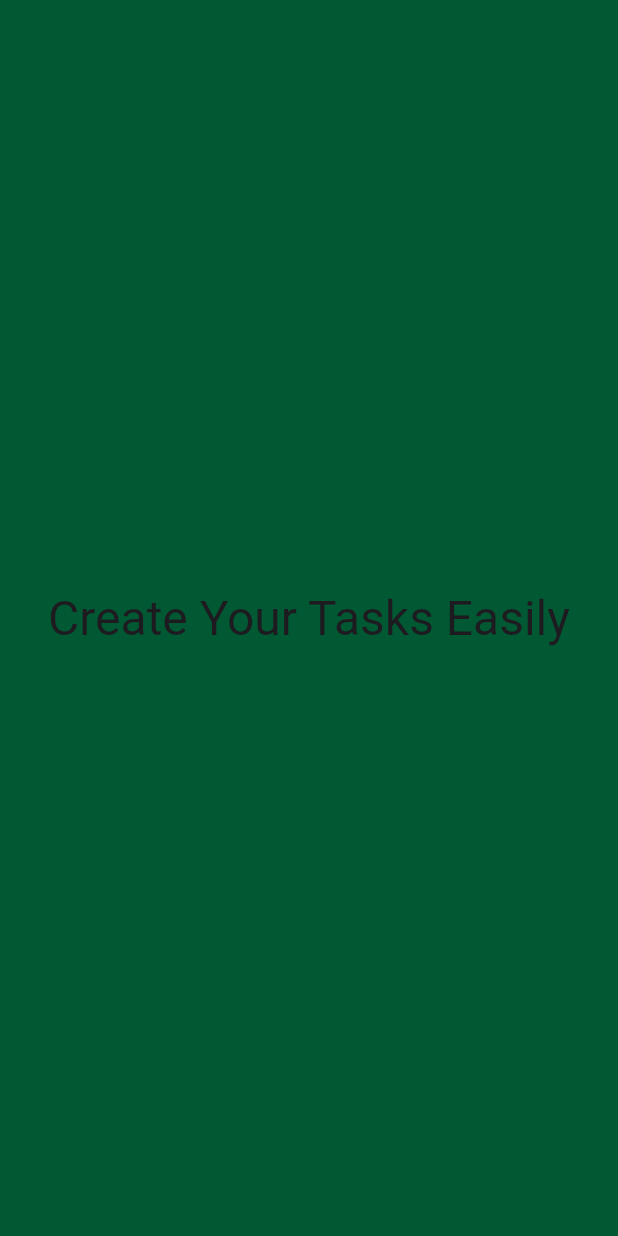
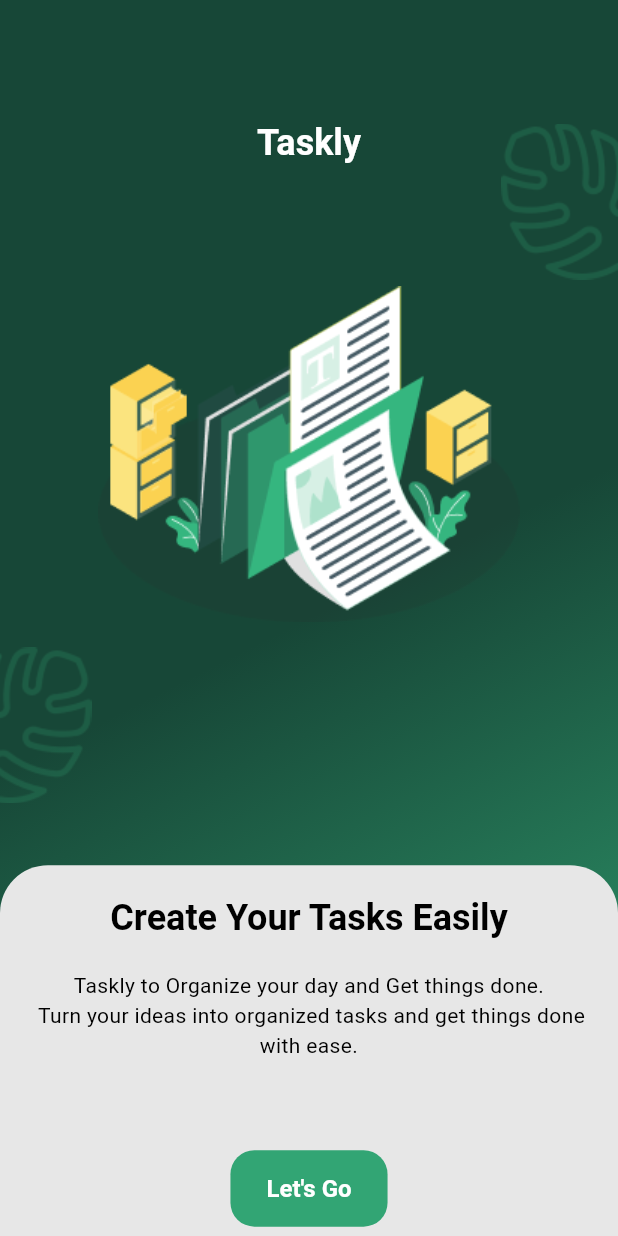
Before and after one commit to helkayal/EasyLearn-Sqflite, a Flutter app: the screen it shows after launch, on a phone screen of 412 x 824 dp. Run offline on Flutter 3.47's test engine with Material 3 defaults, Android fonts, the phone set to English and light mode, and no system bars.

Commit message:
onboarding screen

```diff
--- a/lib/core/theme/app_colors.dart
+++ b/lib/core/theme/app_colors.dart
@@ -3,7 +3,7 @@ import 'package:flutter/material.dart';
 abstract final class AppColors {
   static const whiteColor = Color(0xFFFFFFFF);
   static const blackColor = Color(0xFF000000);
-  static const darkGreenColor = Color(0xFF005933);
+  static const darkGreenColor = Color(0xFF174737);
   static const greenColor = Color(0xFF32A574);
   static const greyColor = Color(0xFFE7E7E7);
   static const redColor = Color(0xFFFF0000);
--- a/lib/core/theme/app_text_styles.dart
+++ b/lib/core/theme/app_text_styles.dart
@@ -22,6 +22,13 @@ abstract final class AppTextStyles {
     fontSize: 12,
     fontWeight: FontWeight.w400,
   );
+
+  static const TextStyle white24SemiBold = TextStyle(
+    color: AppColors.whiteColor,
+    fontSize: 24,
+    fontWeight: FontWeight.w600,
+  );
+
   static const TextStyle white16SemiBold = TextStyle(
     color: AppColors.whiteColor,
     fontSize: 16,
--- a/lib/core/theme/app_theme.dart
+++ b/lib/core/theme/app_theme.dart
@@ -11,14 +11,16 @@ abstract final class AppTheme {
       bodySmall: AppTextStyles.black12Regular,
       titleLarge: AppTextStyles.black24SemiBold,
       titleMedium: AppTextStyles.white16SemiBold,
+      headlineLarge: AppTextStyles.white24SemiBold,
     ),
     elevatedButtonTheme: ElevatedButtonThemeData(
       style: ElevatedButton.styleFrom(
         backgroundColor: AppColors.greenColor,
         foregroundColor: AppColors.whiteColor,
         shape: RoundedRectangleBorder(borderRadius: BorderRadius.circular(16)),
-        padding: const EdgeInsets.symmetric(vertical: 16),
+        padding: const EdgeInsets.symmetric(vertical: 16, horizontal: 24),
         textStyle: AppTextStyles.white16SemiBold,
+        elevation: 0,
       ),
     ),
   );
--- a/lib/core/utils/app_string.dart
+++ b/lib/core/utils/app_string.dart
@@ -10,6 +10,6 @@ class AppString {
 
   static const String splashTitle = "Create Your Tasks Easily";
   static const String splashText =
-      "Taskly to Organize your day and Get things done.";
+      "Taskly to Organize your day and Get things done. \n Turn your ideas into organized tasks and get things done with ease.";
   static const String splashButton = "Let's Go";
 }
--- /dev/null
+++ b/lib/features/home/screens/home_screen.dart
@@ -0,0 +1,10 @@
+import 'package:flutter/material.dart';
+
+class HomeScreen extends StatelessWidget {
+  const HomeScreen({super.key});
+
+  @override
+  Widget build(BuildContext context) {
+    return Scaffold(body: Center(child: Text('Home Screen')));
+  }
+}
--- a/lib/features/onboarding/onboarding_screen.dart
+++ b/lib/features/onboarding/onboarding_screen.dart
@@ -1,17 +1,52 @@
 import 'package:flutter/material.dart';
+import 'package:task13_sqflite/core/theme/app_colors.dart';
 import 'package:task13_sqflite/core/utils/app_string.dart';
+import 'package:task13_sqflite/features/onboarding/widgets/onboarding_text.dart';
 
 class OnboardingScreen extends StatelessWidget {
   const OnboardingScreen({super.key});
 
   @override
   Widget build(BuildContext context) {
+    final size = MediaQuery.of(context).size;
+
     return Scaffold(
-      body: Center(
-        child: Text(
-          AppString.splashTitle,
-          style: Theme.of(context).textTheme.headlineLarge,
-        ),
+      body: Stack(
+        children: [
+          Container(
+            decoration: const BoxDecoration(
+              gradient: LinearGradient(
+                begin: Alignment.topLeft,
+                end: Alignment.bottomRight,
+                colors: [AppColors.darkGreenColor, AppColors.greenColor],
+                stops: [0.5, 1.0],
+              ),
+            ),
+          ),
+          Column(
+            children: [
+              SizedBox(height: 80),
+              Text(
+                AppString.appTitle,
+                style: Theme.of(context).textTheme.headlineLarge,
+              ),
+              Spacer(flex: 1),
+              Image.asset('assets/images/splash.png'),
+              Spacer(flex: 2),
+              OnboardingText(size: size),
+            ],
+          ),
+          Positioned(
+            right: 0,
+            top: size.height * 0.1,
+            child: Image.asset('assets/images/leaf_right.png'),
+          ),
+          Positioned(
+            left: -20,
+            bottom: size.height * 0.35,
+            child: Image.asset('assets/images/leaf_left.png'),
+          ),
+        ],
       ),
     );
   }
--- /dev/null
+++ b/lib/features/onboarding/widgets/onboarding_text.dart
@@ -0,0 +1,50 @@
+import 'package:flutter/material.dart';
+import 'package:task13_sqflite/core/theme/app_colors.dart';
+import 'package:task13_sqflite/core/utils/app_string.dart';
+import 'package:task13_sqflite/features/home/screens/home_screen.dart';
+
+class OnboardingText extends StatelessWidget {
+  const OnboardingText({super.key, required this.size});
+
+  final Size size;
+
+  @override
+  Widget build(BuildContext context) {
+    return Container(
+      width: size.width,
+      height: size.height * .3,
+      padding: EdgeInsets.symmetric(horizontal: 20, vertical: 20),
+      decoration: const BoxDecoration(
+        color: AppColors.greyColor,
+        borderRadius: BorderRadius.only(
+          topLeft: Radius.circular(32),
+          topRight: Radius.circular(32),
+        ),
+      ),
+      child: Column(
+        spacing: 20,
+        children: [
+          Text(
+            AppString.splashTitle,
+            style: Theme.of(context).textTheme.titleLarge,
+          ),
+          Text(
+            AppString.splashText,
+            style: Theme.of(context).textTheme.bodyMedium,
+            textAlign: TextAlign.center,
+          ),
+          SizedBox(height: 20),
+          ElevatedButton(
+            onPressed: () {
+              Navigator.push(
+                context,
+                MaterialPageRoute(builder: (context) => const HomeScreen()),
+              );
+            },
+            child: Text(AppString.splashButton),
+          ),
+        ],
+      ),
+    );
+  }
+}
```
Also changed, not shown: assets/images/leaf_left.png (added), assets/images/leaf_right.png (added).
